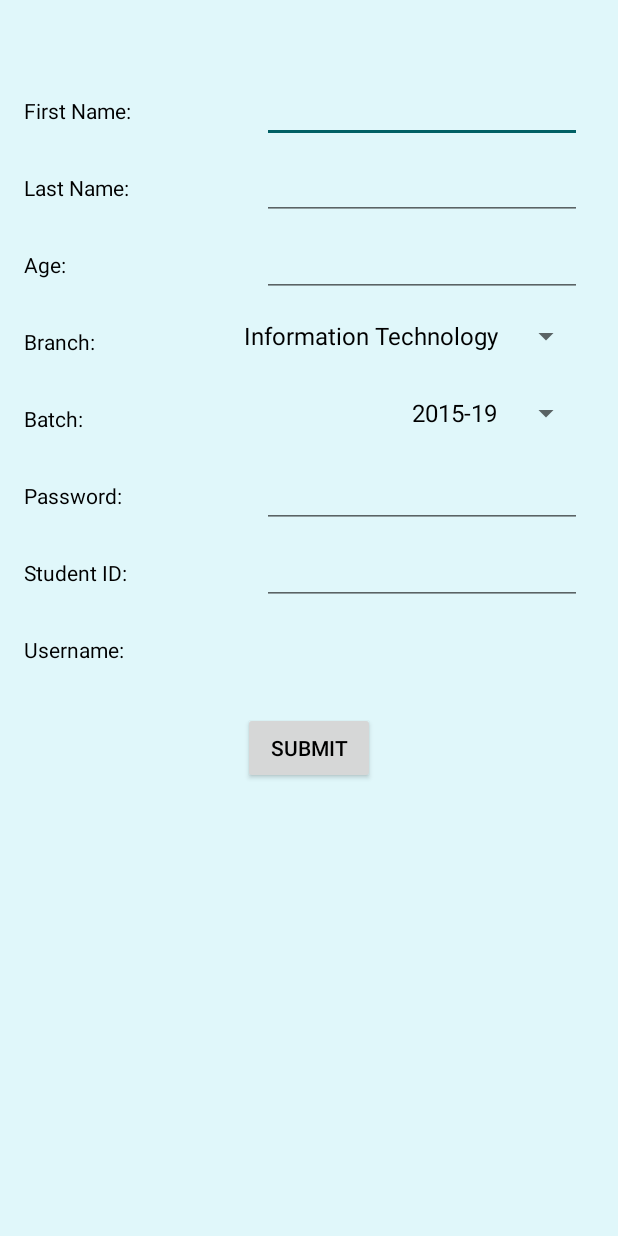
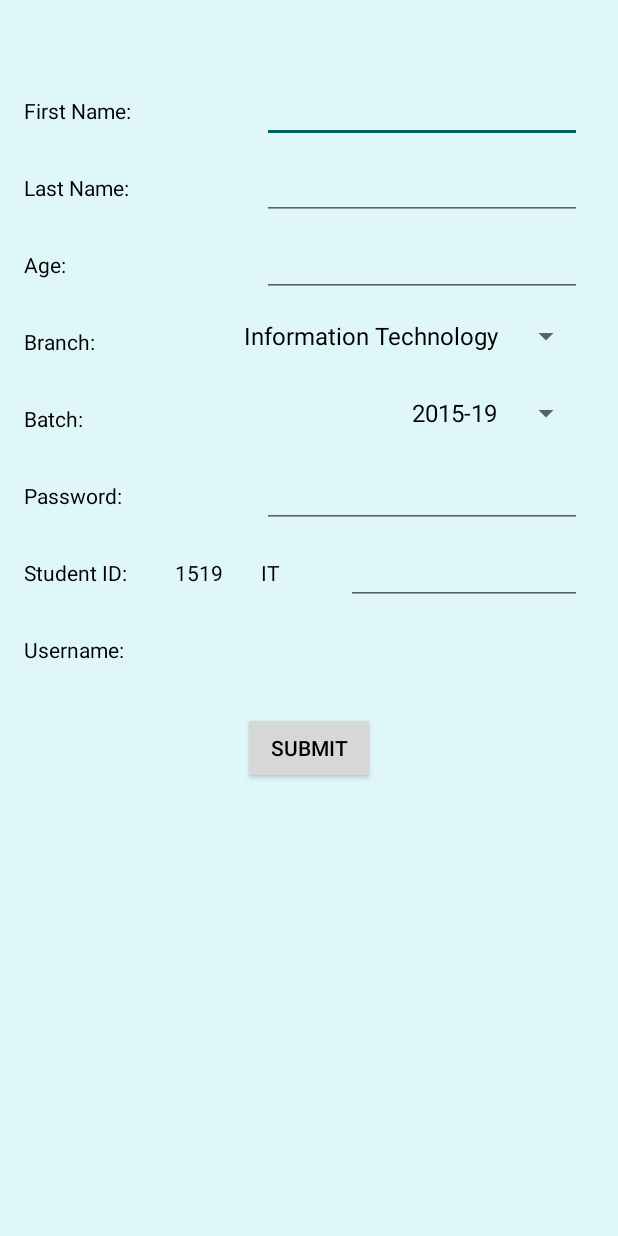
Before and after one commit to TheArhaam/Android-StudentAMS, an Android app: the fragment StudentsFragment placed in its activity, after a tap on "ADD STUDENT", on a phone screen of 412 x 824 dp. Run offline under Robolectric (Android 15) with nearby library versions, the phone set to English and light mode, and no system bars; our stand-ins replace Firebase (no records; nobody signed in at launch, a user with empty details on screens opened directly); 1 statement that could not run was skipped.

Commit message:
AddStudent implemented and students displayed

```diff
--- a/app/src/main/java/com/example/studentams/AddStudent.java
+++ b/app/src/main/java/com/example/studentams/AddStudent.java
@@ -3,19 +3,29 @@ package com.example.studentams;
 import androidx.appcompat.app.AppCompatActivity;
 
 import android.os.Bundle;
+import android.text.Editable;
+import android.text.TextWatcher;
 import android.view.View;
+import android.widget.AdapterView;
 import android.widget.Button;
 import android.widget.EditText;
 import android.widget.Spinner;
 import android.widget.TextView;
 import android.widget.Toast;
 
+import com.google.firebase.database.DatabaseReference;
+import com.google.firebase.database.FirebaseDatabase;
+
+import static com.example.studentams.EncDecClass.encrypt;
+
 public class AddStudent extends AppCompatActivity {
     EditText etfname,etlname,etage,etstudentid,etpassword;
-    TextView tvuname;
+    TextView tvuname,tvstudentidprebatch,tvstudentidprebranch;
     Spinner sbranch,sbatch;
     StudentInfo sInfo;
     Button submit;
+    String username,studentidbatch,studentidbranch,studentid,pass;
+    DatabaseReference studentDB = FirebaseDatabase.getInstance().getReference("StudentInfo");
 
     @Override
     protected void onCreate(Bundle savedInstanceState) {
@@ -25,6 +35,8 @@ public class AddStudent extends AppCompatActivity {
         etfname = findViewById(R.id.editText9);
         etlname = findViewById(R.id.editText10);
         etage = findViewById(R.id.editText11);
+        tvstudentidprebatch = findViewById(R.id.textView21);
+        tvstudentidprebranch = findViewById(R.id.textView23);
         etstudentid = findViewById(R.id.editText13);
         sbranch = findViewById(R.id.spinner2);
         sbatch = findViewById(R.id.spinner3);
@@ -32,17 +44,124 @@ public class AddStudent extends AppCompatActivity {
         tvuname = findViewById(R.id.textView19);
         submit = findViewById(R.id.button4);
 
-        if(etstudentid.hasFocus()) {
-            tvuname.setText(etfname.getText().toString() + etstudentid.getText().toString());
-            Toast.makeText(getApplicationContext(),"FOCUS",Toast.LENGTH_LONG).show();
-        }
+        studentidbatch = "1519";
+        studentidbranch = "IT";
+        tvstudentidprebatch.setText(studentidbatch);
+        tvstudentidprebranch.setText(studentidbranch);
 
+        //For generating prefix of Student ID
+        sbatch.setOnItemSelectedListener(new AdapterView.OnItemSelectedListener() {
+            @Override
+            public void onItemSelected(AdapterView<?> parent, View view, int position, long id) {
+                switch(sbatch.getSelectedItem().toString()) {
+                    case "2015-19":
+                        studentidbatch="1519";
+                        break;
+                    case "2016-20":
+                        studentidbatch="1620";
+                        break;
+                    case "2017-21":
+                        studentidbatch="1721";
+                        break;
+                    case "2018-22":
+                        studentidbatch="1822";
+                        break;
+                    case "2019-23":
+                        studentidbatch="1923";
+                        break;
+                }
+                tvstudentidprebatch.setText(studentidbatch);
+            }
+
+            @Override
+            public void onNothingSelected(AdapterView<?> parent) {
+
+            }
+        });
+        sbranch.setOnItemSelectedListener(new AdapterView.OnItemSelectedListener() {
+            @Override
+            public void onItemSelected(AdapterView<?> parent, View view, int position, long id) {
+                switch(sbranch.getSelectedItem().toString()) {
+                    case "Information Technology":
+                        studentidbranch="IT";
+                        break;
+                    case "Computer Science":
+                        studentidbranch="CS";
+                        break;
+                    case "Mechanical":
+                        studentidbranch="MECH";
+                        break;
+                    case "Civil":
+                        studentidbranch="CIVIL";
+                        break;
+                }
+                tvstudentidprebranch.setText(studentidbranch);
+            }
+
+            @Override
+            public void onNothingSelected(AdapterView<?> parent) {
+
+            }
+        });
+
+        //For generating the Username;
+        etfname.addTextChangedListener(new TextWatcher() {
+            @Override
+            public void beforeTextChanged(CharSequence s, int start, int count, int after) {
+
+            }
+
+            @Override
+            public void onTextChanged(CharSequence s, int start, int before, int count) {
+                setUname(etfname.getText().toString(),etstudentid.getText().toString());
+            }
+
+            @Override
+            public void afterTextChanged(Editable s) {
+
+            }
+        });
+        etstudentid.addTextChangedListener(new TextWatcher() {
+            @Override
+            public void beforeTextChanged(CharSequence s, int start, int count, int after) {
+
+            }
+
+            @Override
+            public void onTextChanged(CharSequence s, int start, int before, int count) {
+                setUname(etfname.getText().toString(),etstudentid.getText().toString());
+            }
+
+            @Override
+            public void afterTextChanged(Editable s) {
+
+            }
+        });
+
+        //Clicking the SUBMIT button, Submitting the information to firebase
         submit.setOnClickListener(new View.OnClickListener() {
             @Override
             public void onClick(View v) {
 
+                //ENCRYPTION
+                try {
+                    pass = encrypt(etpassword.getText().toString(),username);
+                } catch (Exception e) {
+                    e.printStackTrace();
+                }
+                studentid = studentidbatch + studentidbranch + etstudentid.getText().toString();
+                sInfo = new StudentInfo(etfname.getText().toString(),etlname.getText().toString(),Integer.valueOf(etage.getText().toString()),sbranch.getSelectedItem().toString(),sbatch.getSelectedItem().toString(),pass,studentid,username);
+                studentDB.child(studentid).setValue(sInfo);
+                Toast.makeText(AddStudent.this,"Student added successfully",Toast.LENGTH_SHORT).show();
+                finish();
             }
         });
 
     }
+
+    //For setting the username
+    public void setUname(String name, String sid){
+        username=name+sid;
+        tvuname.setText(username);
+    }
 }
--- a/app/src/main/java/com/example/studentams/MainActivity.java
+++ b/app/src/main/java/com/example/studentams/MainActivity.java
@@ -25,7 +25,6 @@ import com.google.firebase.database.ValueEventListener;
 
 import java.security.MessageDigest;
 
-import javax.crypto.Cipher;
 import javax.crypto.spec.SecretKeySpec;
 
 import static com.example.studentams.EncDecClass.decrypt;
--- a/app/src/main/java/com/example/studentams/SignUpActivity.java
+++ b/app/src/main/java/com/example/studentams/SignUpActivity.java
@@ -3,7 +3,6 @@ package com.example.studentams;
 import androidx.appcompat.app.AppCompatActivity;
 
 import android.os.Bundle;
-import android.util.Base64;
 import android.view.View;
 import android.widget.Button;
 import android.widget.EditText;
@@ -13,10 +12,6 @@ import android.widget.Toast;
 import com.google.firebase.database.DatabaseReference;
 import com.google.firebase.database.FirebaseDatabase;
 
-import java.security.MessageDigest;
-
-import javax.crypto.Cipher;
-import javax.crypto.spec.SecretKeySpec;
 
 import static com.example.studentams.EncDecClass.encrypt;
 
--- a/app/src/main/java/com/example/studentams/StudentInfo.java
+++ b/app/src/main/java/com/example/studentams/StudentInfo.java
@@ -10,6 +10,8 @@ public class StudentInfo {
     String StudentID;
     String UName;
 
+    public StudentInfo() {}
+
     public StudentInfo(String FName, String LName, int age, String branch, String batch, String studPass, String studentID, String UName) {
         this.FName = FName;
         this.LName = LName;
--- a/app/src/main/java/com/example/studentams/StudentsFragment.java
+++ b/app/src/main/java/com/example/studentams/StudentsFragment.java
@@ -6,6 +6,14 @@ import android.view.LayoutInflater;
 import android.view.View;
 import android.view.ViewGroup;
 import android.widget.Button;
+import android.widget.ScrollView;
+import android.widget.TextView;
+
+import com.google.firebase.database.DataSnapshot;
+import com.google.firebase.database.DatabaseError;
+import com.google.firebase.database.DatabaseReference;
+import com.google.firebase.database.FirebaseDatabase;
+import com.google.firebase.database.ValueEventListener;
 
 import androidx.annotation.NonNull;
 import androidx.annotation.Nullable;
@@ -13,6 +21,9 @@ import androidx.fragment.app.Fragment;
 
 public class StudentsFragment extends Fragment {
     Button addstudent, removestudent, managestudents;
+    ScrollView sv;
+    TextView students;
+    DatabaseReference studentDB = FirebaseDatabase.getInstance().getReference("StudentInfo");
 
     @Nullable
     @Override
@@ -26,7 +37,39 @@ public class StudentsFragment extends Fragment {
         addstudent = getView().findViewById(R.id.button11);
         removestudent = getView().findViewById(R.id.button12);
         managestudents = getView().findViewById(R.id.button13);
+        sv = getView().findViewById(R.id.StudentScrollView);
+        students = getView().findViewById(R.id.textView22);
 
+        //Displaying students
+        studentDB.addValueEventListener(new ValueEventListener() {
+            @Override
+            public void onDataChange(@NonNull DataSnapshot dataSnapshot) {
+                students.setText("");
+                for(DataSnapshot ds:dataSnapshot.getChildren()) {
+                    StudentInfo sinfo = new StudentInfo();
+                    sinfo.FName=ds.child("FName").getValue().toString();
+                    sinfo.LName=ds.child("LName").getValue().toString();
+                    sinfo.age=Integer.parseInt(ds.child("age").getValue().toString());
+                    sinfo.Batch=ds.child("Batch").getValue().toString();
+                    sinfo.Branch=ds.child("Branch").getValue().toString();
+                    sinfo.StudentID=ds.child("StudentID").getValue().toString();
+
+                    students.append(sinfo.StudentID+"\n");
+                    students.append("Name: " + sinfo.FName + " " + sinfo.LName + "\n");
+                    students.append("Age: "+String.valueOf(sinfo.age)+"\n");
+                    students.append("Batch: "+sinfo.Batch+"\n");
+                    students.append("Branch: "+sinfo.Branch+"\n");
+                    students.append("===================="+"\n");
+
+                }
+            }
+
+            @Override
+            public void onCancelled(@NonNull DatabaseError databaseError) {
+
+            }
+        });
+        //Adding Students
         addstudent.setOnClickListener(new View.OnClickListener() {
             @Override
             public void onClick(View v) {
--- a/app/src/main/res/layout/activity_add_student.xml
+++ b/app/src/main/res/layout/activity_add_student.xml
@@ -138,9 +138,26 @@
         app:layout_constraintBaseline_toBaselineOf="@+id/textView17"
         app:layout_constraintEnd_toEndOf="@+id/editText13" />
 
+    <TextView
+        android:id="@+id/textView21"
+        android:layout_width="50dp"
+        android:layout_height="wrap_content"
+        android:layout_marginStart="32dp"
+        android:layout_marginLeft="32dp"
+        app:layout_constraintBaseline_toBaselineOf="@+id/textView20"
+        app:layout_constraintStart_toEndOf="@+id/textView20" />
+
+    <TextView
+        android:id="@+id/textView23"
+        android:layout_width="50dp"
+        android:layout_height="wrap_content"
+        app:layout_constraintBaseline_toBaselineOf="@+id/textView20"
+        app:layout_constraintEnd_toStartOf="@+id/editText13"
+        app:layout_constraintStart_toEndOf="@+id/textView21" />
+
     <EditText
         android:id="@+id/editText13"
-        android:layout_width="wrap_content"
+        android:layout_width="157dp"
         android:layout_height="wrap_content"
         android:ems="10"
         android:inputType="textPersonName"
```
Also changed, not shown: app/src/main/res/layout/fragment_students.xml (+5 -5 lines).
